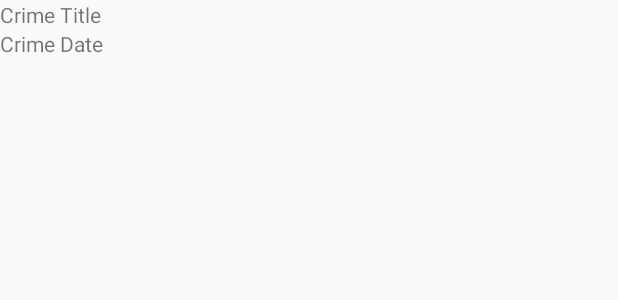
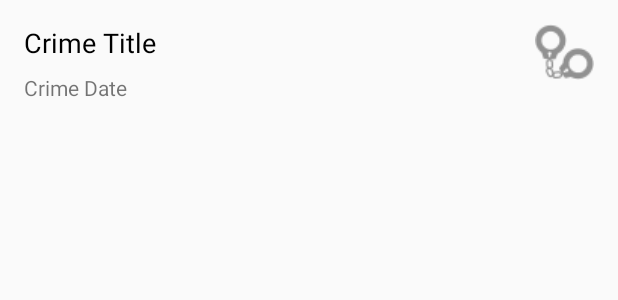
Before and after one commit to KartikKapur/IntroToAndroid, an Android app: the layout list_item_crime.xml on its own in the app's theme, with its tools: preview values and no code run, on a phone screen of 412 x 824 dp. Shown: the top 300 px of the screen. Run offline under Robolectric (Android 15) with nearby library versions, the phone set to English and light mode, and no system bars.

Commit message:
finished some ui aspects

```diff
--- a/CriminalIntent/app/src/main/java/com/bignerdranch/android/criminalintent/CrimeListFragment.java
+++ b/CriminalIntent/app/src/main/java/com/bignerdranch/android/criminalintent/CrimeListFragment.java
@@ -5,6 +5,8 @@ import android.text.Layout;
 import android.view.LayoutInflater;
 import android.view.View;
 import android.view.ViewGroup;
+import android.widget.EditText;
+import android.widget.ImageView;
 import android.widget.TextView;
 import android.widget.Toast;
 
@@ -21,7 +23,6 @@ import java.util.List;
 public class CrimeListFragment extends Fragment {
     private RecyclerView mCrimeRecyclerView;
     private CrimeAdapter mAdapter;
-
     @Nullable
     @Override
     public View onCreateView(@NonNull LayoutInflater inflater, @Nullable ViewGroup container, @Nullable Bundle savedInstanceState) {
@@ -45,19 +46,26 @@ public class CrimeListFragment extends Fragment {
         private TextView mTitleTextView;
         private TextView mDateTextView;
         private Crime mCrime;
+        private ImageView mSolvedImageView;
 
         public CrimeHolder(LayoutInflater inflater, ViewGroup parent) {
             super(inflater.inflate(R.layout.list_item_crime, parent, false));
             mTitleTextView = (TextView) itemView.findViewById(R.id.crime_title);
             mDateTextView = (TextView) itemView.findViewById(R.id.crime_date);
             itemView.setOnClickListener(this);
+            mSolvedImageView=(ImageView) itemView.findViewById(R.id.crime_solved);
         }
 
         public void bind(Crime crime) {
             mCrime = crime;
             mTitleTextView.setText(mCrime.getTitle());
             mDateTextView.setText(mCrime.getDate().toString());
+            if (crime.isSolved()){
+                mSolvedImageView.setVisibility(View.INVISIBLE);
+            } else{
 
+            }
+//            mSolvedImageView.setVisibility(crime.isSolved() ? View.INVISIBLE :View.GONE);
         }
 
         public void onClick(View view) {
--- a/CriminalIntent/app/src/main/res/layout/list_item_crime.xml
+++ b/CriminalIntent/app/src/main/res/layout/list_item_crime.xml
@@ -1,17 +1,49 @@
 <?xml version="1.0" encoding="utf-8"?>
-<LinearLayout xmlns:android="http://schemas.android.com/apk/res/android"
+<androidx.constraintlayout.widget.ConstraintLayout xmlns:android="http://schemas.android.com/apk/res/android"
+    xmlns:app="http://schemas.android.com/apk/res-auto"
+    xmlns:tools="http://schemas.android.com/tools"
+    android:id="@+id/constraintLayer"
     android:layout_width="match_parent"
-    android:layout_height="wrap_content"
-    android:orientation="vertical">
+    android:layout_height="wrap_content">
+
     <TextView
         android:id="@+id/crime_title"
-        android:layout_width="match_parent"
+        android:layout_width="0dp"
         android:layout_height="wrap_content"
-        android:text="Crime Title" />
+        android:layout_marginEnd="8dp"
+        android:layout_marginStart="16dp"
+        android:layout_marginTop="16dp"
+        android:text="Crime Title"
+        android:textColor="@android:color/black"
+        android:textSize="18sp"
+        app:layout_constraintLeft_toLeftOf="parent"
+        app:layout_constraintRight_toLeftOf="@+id/crime_solved"
+        app:layout_constraintTop_toTopOf="parent"/>
+
     <TextView
         android:id="@+id/crime_date"
-        android:layout_width="match_parent"
+        android:layout_width="0dp"
         android:layout_height="wrap_content"
-        android:text="Crime Date" />
+        android:text="Crime Date"
+        android:layout_marginStart="16dp"
+        app:layout_constraintLeft_toLeftOf="parent"
+        android:layout_marginTop="8dp"
+        app:layout_constraintTop_toBottomOf="@+id/crime_title"
+        app:layout_constraintRight_toLeftOf="@+id/crime_solved"
+        android:layout_marginEnd="8dp"
 
-</LinearLayout>
+        />
+
+    <ImageView
+        android:id="@+id/crime_solved"
+        android:layout_width="wrap_content"
+        android:layout_height="wrap_content"
+        app:srcCompat="@drawable/ic_solved"
+        android:layout_marginTop="16dp"
+        app:layout_constraintTop_toTopOf="parent"
+        app:layout_constraintBottom_toBottomOf="parent"
+        android:layout_marginBottom="16dp"
+        android:layout_marginEnd="16dp"
+        app:layout_constraintRight_toRightOf="parent"/>
+
+</androidx.constraintlayout.widget.ConstraintLayout>
```
Also changed, not shown: CriminalIntent/app/src/main/res/drawable-v24/ic_solved.png (added), CriminalIntent/app/src/main/res/drawable/ic_solved.png (added), CriminalIntent/app/src/main/res/mipmap-hdpi/ic_solved.png (added), CriminalIntent/app/src/main/res/mipmap-mdpi/ic_solved.png (added), CriminalIntent/app/src/main/res/mipmap-xhdpi/ic_solved.png (added), CriminalIntent/app/src/main/res/mipmap-xxhdpi/ic_solved.png (added), CriminalIntent/app/src/main/res/mipmap-xxxhdpi/ic_solved.png (added).
